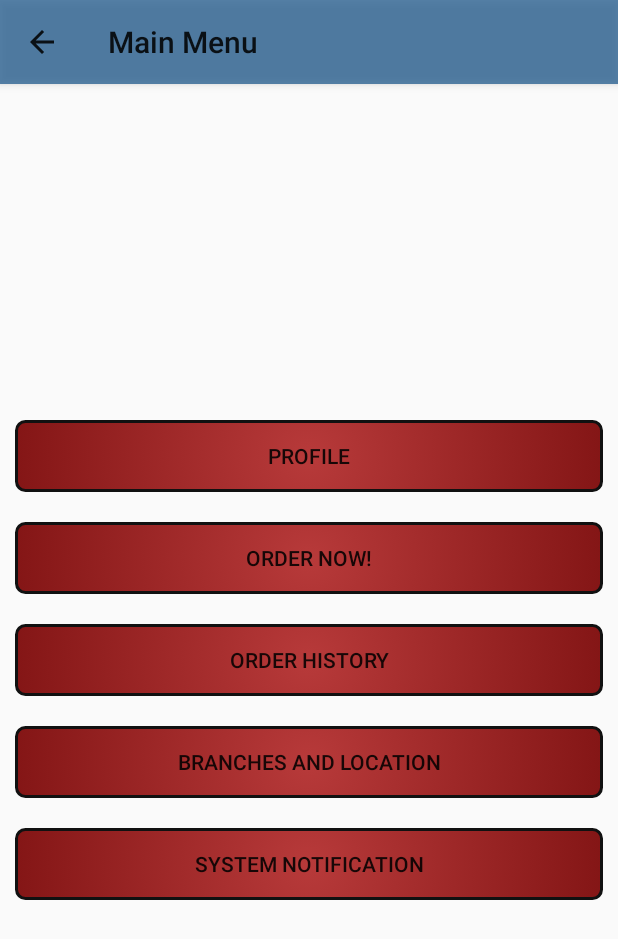
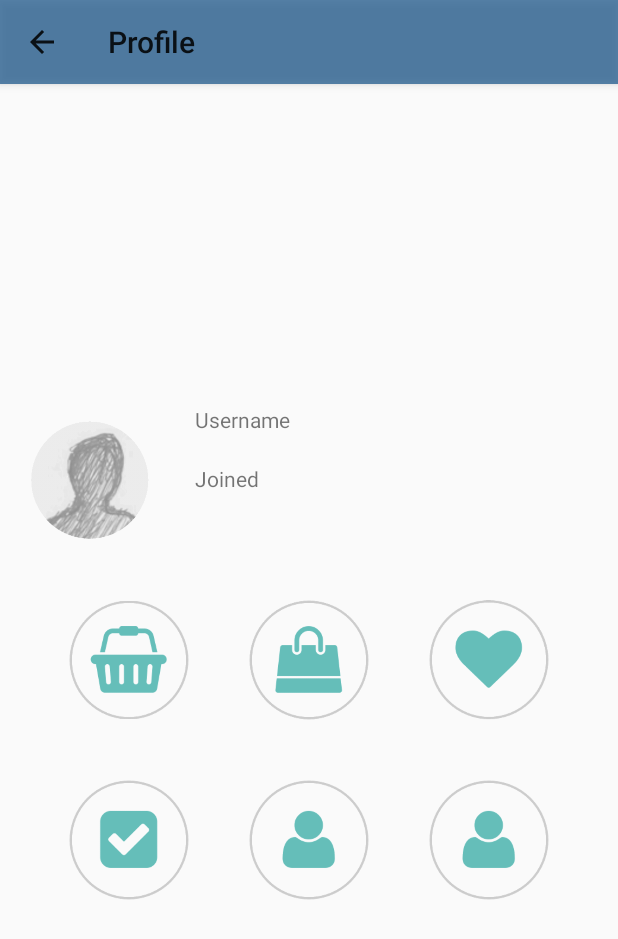
Before and after one commit to krissacarbon/pasa-master, an Android app: the MainActivity screen opened directly, with no data from a screen before it, on a phone screen of 412 x 824 dp. Shown: the top 939 px of the screen. Run offline under Robolectric (Android 15) with nearby library versions, the phone set to English and light mode, and no system bars; 2 statements that could not run were skipped.

Commit message:
Added placeholder layout for profile

```diff
--- a/Pasabuy/app/src/main/java/com/pasabuy/pasabuy/MainActivity.java
+++ b/Pasabuy/app/src/main/java/com/pasabuy/pasabuy/MainActivity.java
@@ -1,7 +1,5 @@
 package com.pasabuy.pasabuy;
 
-import android.app.ActionBar;
-import android.app.Activity;
 import android.app.Fragment;
 import android.app.FragmentManager;
 import android.content.Intent;
@@ -15,7 +13,6 @@ import android.support.v7.app.ActionBarActivity;
 import android.util.Log;
 import android.view.MenuItem;
 import android.view.View;
-import android.view.Window;
 import android.widget.AdapterView;
 import android.widget.ListView;
 
@@ -79,7 +76,7 @@ public class MainActivity extends ActionBarActivity {
 		// Order
 		navDrawerItems.add(new NavDrawerItem(navMenuTitles[3], navMenuIcons.getResourceId(3, -1)));
 		// Delivery Status
-		navDrawerItems.add(new NavDrawerItem(navMenuTitles[4], navMenuIcons.getResourceId(4, -1)));
+//		navDrawerItems.add(new NavDrawerItem(navMenuTitles[4], navMenuIcons.getResourceId(4, -1)));
 		// Payment Status
 //		navDrawerItems.add(new NavDrawerItem(navMenuTitles[5], navMenuIcons.getResourceId(5, -1)));
 //		// Credit Status
@@ -125,8 +122,8 @@ public class MainActivity extends ActionBarActivity {
             // on first time display view for first nav item
             FragmentManager fragmentManager = getFragmentManager();
             fragmentManager.beginTransaction()
-                    .replace(R.id.frame_container, new MainMenu()).commit();
-            getSupportActionBar().setTitle("Main Menu");
+                    .replace(R.id.frame_container, new Profile()).commit();
+            getSupportActionBar().setTitle("Profile");
         }
 
     }
@@ -160,41 +157,6 @@ public class MainActivity extends ActionBarActivity {
         }
     }
 
-    public void menuClick(View v){
-        Fragment fragment = null;
-        String title = "";
-        switch(v.getId()){
-            case R.id.profile_btn:
-                //fragment = new EditProfile();
-                title = "Edit Profile";
-                break;
-            case R.id.order_now_btn:
-                //fragment = new Order();
-                title = "Order Now";
-                break;
-            case R.id.order_history_btn:
-                //fragment = new OrderHistory();
-                title = "Order History";
-                break;
-            case R.id.branch_and_location_btn:
-                //fragment = new Branches();
-                title = "Branches and Location";
-                break;
-            case R.id.notification_btn:
-                //fragment = new Notification();
-                title = "System Notification";
-                break;
-        }
-        if (fragment != null) {
-            FragmentManager fragmentManager = getFragmentManager();
-            fragmentManager.beginTransaction()
-                    .replace(R.id.frame_container, fragment).addToBackStack("tag").commit();
-            getActionBar().setTitle(title);
-        }else{
-            // error in creating fragment
-            Log.e("MainActivity", "Error in creating fragment");
-        }
-    }
 
     /**
      * Diplaying fragment view for selected nav drawer list item
@@ -204,7 +166,7 @@ public class MainActivity extends ActionBarActivity {
         Fragment fragment = null;
         switch (position) {
             case 0:
-                fragment = new MainMenu();
+                fragment = new Profile();
                 break;
             case 1:
                 fragment = new JourneyList();
@@ -212,10 +174,10 @@ public class MainActivity extends ActionBarActivity {
             case 2:
                 fragment = new AddJourney();
                 break;
-            case 3:
+            case 4:
                 //fragment = new Order();
                 break;
-            case 4:
+            case 3:
                 //fragment = new DeliveryStatus();
                 Intent homeScreen = new Intent(MainActivity.this,LoginActivity.class);
                 startActivity(homeScreen);
--- a/Pasabuy/app/src/main/java/com/pasabuy/pasabuy/MainMenu.java
+++ b/Pasabuy/app/src/main/java/com/pasabuy/pasabuy/Profile.java
@@ -7,14 +7,14 @@ import android.view.LayoutInflater;
 import android.view.View;
 import android.view.ViewGroup;
 
-public class MainMenu extends Fragment {
+public class Profile extends Fragment {
 
-	public MainMenu(){}
+	public Profile(){}
 
 	@Override
 	public void onStart() {
 		super.onStart();
-		this.getActivity().setTitle("Main Menu");
+		//this.getActivity().setTitle("Main Menu");
 		//getActivity().finish();
 
 
--- a/Pasabuy/app/src/main/res/layout/main_menu.xml
+++ b/Pasabuy/app/src/main/res/layout/main_menu.xml
@@ -5,64 +5,75 @@
     android:gravity ="center"
     android:orientation="vertical" >
 
-	<Button
-	    android:id = "@+id/profile_btn"
-	    android:layout_height= "wrap_content"
-	    android:layout_width = "match_parent"
-	    android:padding="5dp"
-	    android:layout_margin = "10dp"
-	    android:background = "@drawable/custombuttondarkred"
-	    android:text = "Profile"
-	    android:layout_gravity="center"
-	    android:onClick="menuClick"
-	/>
+	<LinearLayout
+		android:layout_width="fill_parent"
+		android:layout_height="wrap_content"
+		android:gravity ="left"
+		android:orientation="horizontal">
+		<ImageView
+			android:layout_width="80dp"
+			android:layout_height="80dp"
+			android:layout_margin="20dp"
+			android:src="@drawable/dp"/>
+		<LinearLayout
+			android:layout_width="wrap_content"
+			android:layout_height="wrap_content"
+			android:orientation="vertical"
+			android:gravity="left">
+			<TextView
+				android:layout_width="wrap_content"
+				android:layout_height="wrap_content"
+				android:text="Username"
+				android:layout_margin="10dp"/>
+			<TextView
+				android:layout_width="wrap_content"
+				android:layout_height="wrap_content"
+				android:text="Joined"
+				android:layout_margin="10dp"/>
+		</LinearLayout>
+	</LinearLayout>
+	<LinearLayout
+		android:layout_width="fill_parent"
+		android:layout_height="wrap_content"
+		android:gravity ="center"
+		android:orientation="horizontal">
+		<ImageView
+			android:layout_width="80dp"
+			android:layout_height="80dp"
+			android:layout_margin="20dp"
+			android:src="@drawable/basket"/>
+		<ImageView
+			android:layout_width="80dp"
+			android:layout_height="80dp"
+			android:layout_margin="20dp"
+			android:src="@drawable/bag"/>
+		<ImageView
+			android:layout_width="80dp"
+			android:layout_height="80dp"
+			android:layout_margin="20dp"
+			android:src="@drawable/heart"/>
+	</LinearLayout>
 
-	<Button
-	    android:id = "@+id/order_now_btn"
-	    android:layout_height= "wrap_content"
-	    android:layout_width = "match_parent"
-	    android:padding="5dp"
-	    android:layout_margin = "10dp"
-	    android:background = "@drawable/custombuttondarkred"
-	    android:text = "Order Now!"
-	    android:layout_gravity="center"
-	    android:onClick="menuClick"
-	/>
-
-	<Button
-	    android:id = "@+id/order_history_btn"
-	    android:layout_height= "wrap_content"
-	    android:layout_width = "match_parent"
-	    android:padding="5dp"
-	    android:layout_margin = "10dp"
-	    android:background = "@drawable/custombuttondarkred"
-	    android:text = "Order History"
-	    android:layout_gravity="center"
-	    android:onClick="menuClick"
-	/>
-
-	<Button
-	    android:id = "@+id/branch_and_location_btn"
-	    android:layout_height= "wrap_content"
-	    android:layout_width = "match_parent"
-	    android:padding="5dp"
-	    android:layout_margin = "10dp"
-	    android:background = "@drawable/custombuttondarkred"
-	    android:text = "Branches and Location"
-	    android:layout_gravity="center"
-	    android:onClick="menuClick"
-	/>
-
-	<Button
-	    android:id = "@+id/notification_btn"
-	    android:layout_height= "wrap_content"
-	    android:layout_width = "match_parent"
-	    android:padding="5dp"
-	    android:layout_margin = "10dp"
-	    android:background = "@drawable/custombuttondarkred"
-	    android:text = "System Notification"
-	    android:layout_gravity="center"
-	    android:onClick="menuClick"
-	/>
+	<LinearLayout
+		android:layout_width="fill_parent"
+		android:layout_height="wrap_content"
+		android:gravity ="center"
+		android:orientation="horizontal">
+		<ImageView
+			android:layout_width="80dp"
+			android:layout_height="80dp"
+			android:layout_margin="20dp"
+			android:src="@drawable/check"/>
+		<ImageView
+			android:layout_width="80dp"
+			android:layout_height="80dp"
+			android:layout_margin="20dp"
+			android:src="@drawable/man"/>
+		<ImageView
+			android:layout_width="80dp"
+			android:layout_height="80dp"
+			android:layout_margin="20dp"
+			android:src="@drawable/man"/>
+	</LinearLayout>
 
 </LinearLayout>
--- a/Pasabuy/app/src/main/res/values/strings.xml
+++ b/Pasabuy/app/src/main/res/values/strings.xml
@@ -12,7 +12,7 @@
         <item>Profile</item>
         <item>View Journey</item>
         <item>Add Journey</item>
-        <item>FAQS</item>
+        <!--<item>FAQS</item>-->
         <item>Logout</item>
     </string-array>
 
```
